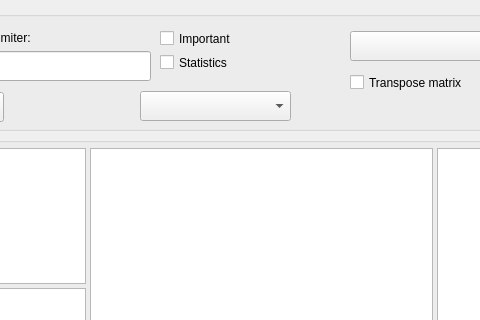
Qt form GUI_UIs/ui_dialog_report_codings.ui (ccbogel/QualCoder) before a commit; both pictures show x 281 to 761 and y 0 to 320 of the 1085 by 580 pixel window.
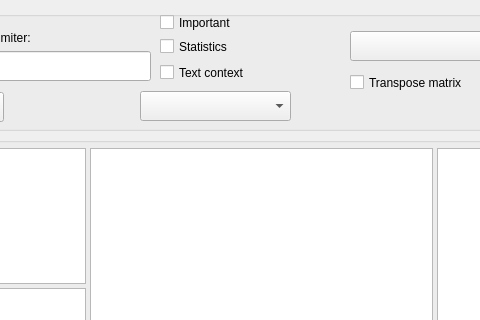
The same form after that commit.

Commit message: added text context checkbox

Patch:
```diff
--- a/GUI_UIs/ui_dialog_report_codings.ui
+++ b/GUI_UIs/ui_dialog_report_codings.ui
@@ -218,7 +218,7 @@
       <property name="geometry">
        <rect>
         <x>430</x>
-        <y>16</y>
+        <y>0</y>
         <width>161</width>
         <height>23</height>
        </rect>
@@ -263,7 +263,7 @@
       <property name="geometry">
        <rect>
         <x>430</x>
-        <y>40</y>
+        <y>24</y>
         <width>161</width>
         <height>23</height>
        </rect>
@@ -288,6 +288,22 @@
        <string>Transpose matrix</string>
       </property>
      </widget>
+     <widget class="QCheckBox" name="checkBox_text_context">
+      <property name="geometry">
+       <rect>
+        <x>430</x>
+        <y>50</y>
+        <width>161</width>
+        <height>23</height>
+       </rect>
+      </property>
+      <property name="toolTip">
+       <string>Surround coded tet with pre-text and post-text for context.</string>
+      </property>
+      <property name="text">
+       <string>Text context</string>
+      </property>
+     </widget>
     </widget>
    </item>
    <item>
```
